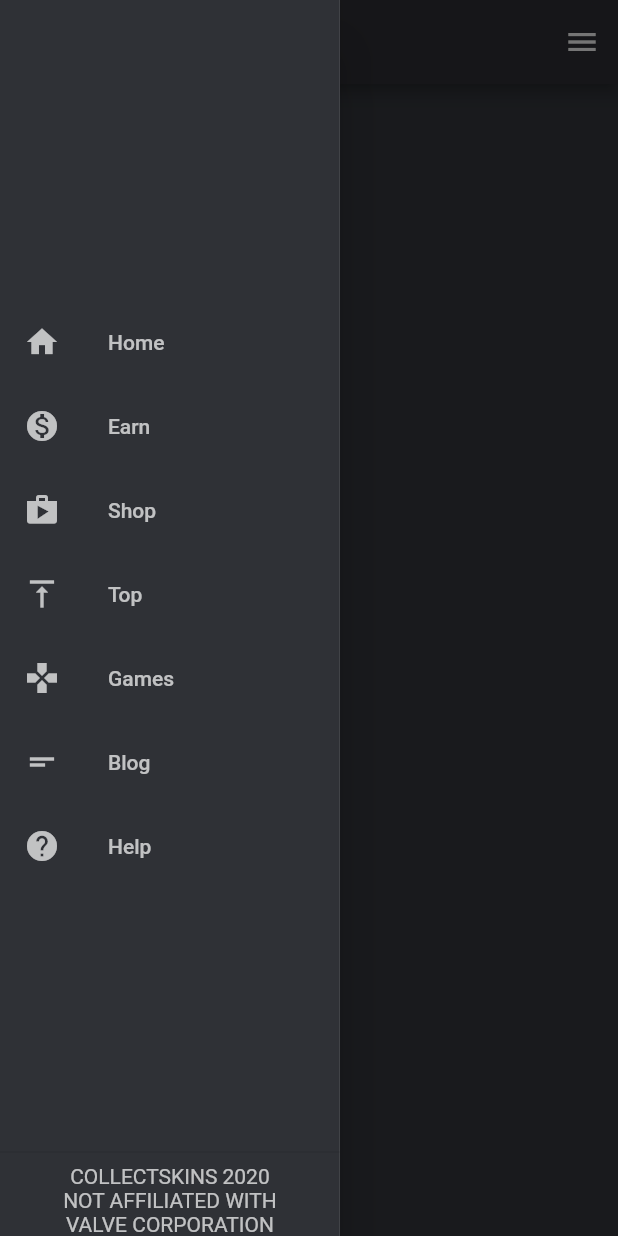
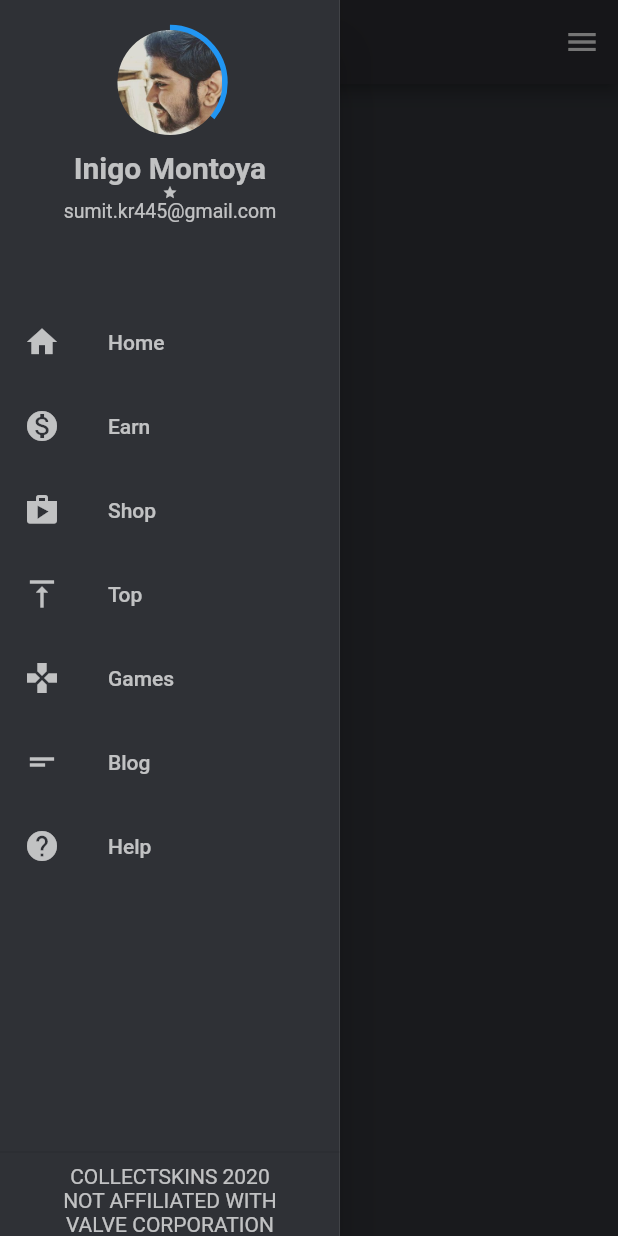
Before and after one commit to sumit0047/CollectSkins-app-2.0, a Flutter app: the screen it shows after launch, with the side drawer open, on a phone screen of 412 x 824 dp. Run offline on Flutter 3.47's test engine with Material 2 defaults, Android fonts, the phone set to English and light mode, and no system bars.

Commit message:
add Drawer Header

```diff
--- a/lib/main.dart
+++ b/lib/main.dart
@@ -53,13 +53,38 @@ class _MyHomePageState extends State<MyHomePage> {
                         Stack(
                           children: <Widget>[
                             Container(
-                              height: 50,
-                              width: 50,
+                              height: 70,
+                              width: 70,
+                              child: CircularProgressIndicator(
+                                strokeWidth: 7,
+                                value: 0.36,
+                              ),
+                            ),
+                            ClipRRect(
+                              borderRadius: BorderRadius.circular(40.0),
+                              child: Image(
+                                height: 70,
+                                width: 70,
+                                image: AssetImage('assets/images/unnamed.jpg'),
+                              ),
                             )
                           ],
                         )
                       ],
                     ),
+                    Column(
+                      children: <Widget>[
+                        SizedBox(
+                          height: 10,
+                        ),
+                        Text("Inigo Montoya",style: TextStyle(color: Colors.white70,fontSize: 20,fontWeight: FontWeight.bold),),
+                        Icon(Icons.star,color: Colors.white70,size: 10,),
+                        Text("sumit.kr445@gmail.com",style: TextStyle(color: Colors.white70,fontSize: 13,)),
+                        SizedBox(
+                          height: 10,
+                        ),
+                      ],
+                    )
                   ],
                 ),
               ),
--- a/pubspec.yaml
+++ b/pubspec.yaml
@@ -45,7 +45,8 @@ flutter:
   uses-material-design: true
 
   # To add assets to your application, add an assets section, like this:
-  # assets:
+  assets:
+     - assets/images/unnamed.jpg
   #   - images/a_dot_burr.jpeg
   #   - images/a_dot_ham.jpeg
 
```
Also changed, not shown: assets/images/unnamed.jpg (added).
